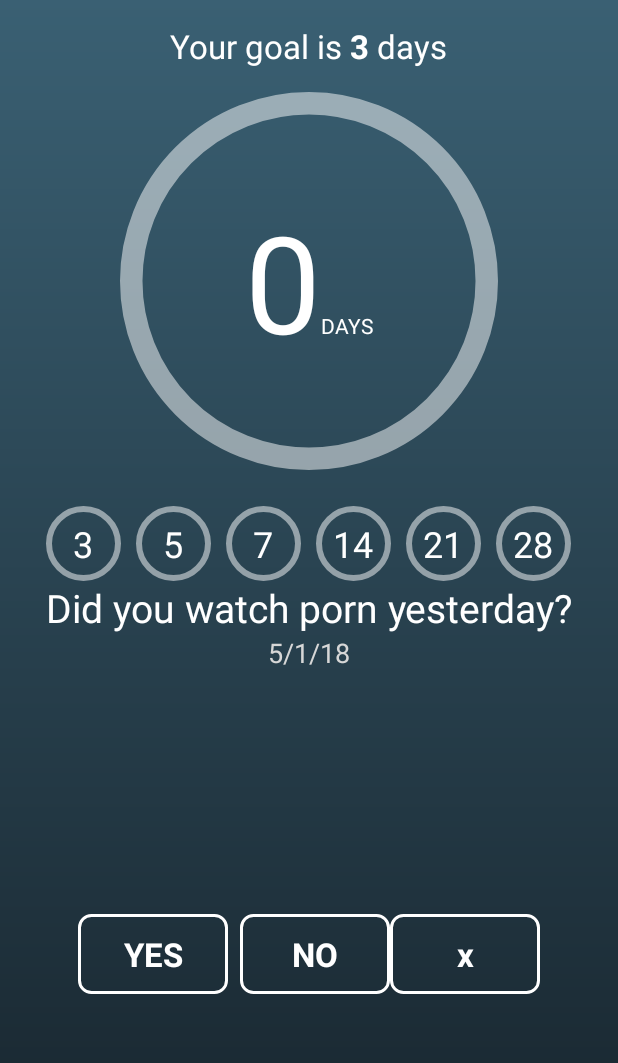
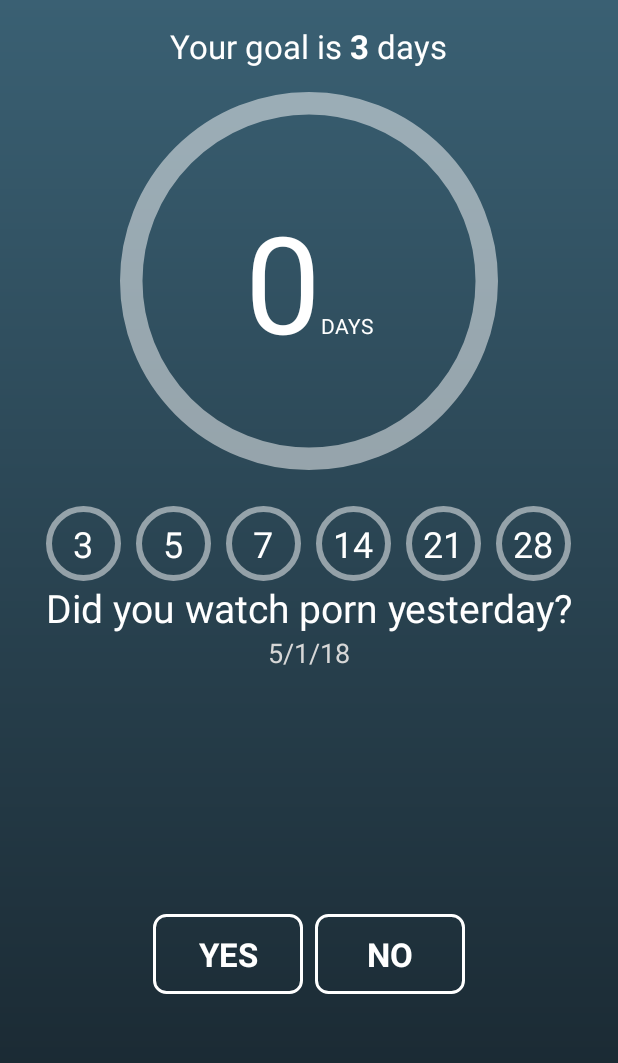
Before and after one commit to xvasko/pornstats, an Android app: the fragment Tab1 shown on its own in the app's theme, on a phone screen of 412 x 824 dp. Shown: the top 1063 px of the screen. Run offline under Robolectric (Android 15) with nearby library versions, the phone set to English and light mode, and no system bars; our stand-ins replace AdMob.

Commit message:
release 1.3

```diff
--- a/app/build.gradle
+++ b/app/build.gradle
@@ -6,8 +6,8 @@ android {
         applicationId "com.matejvasko.pornstat"
         minSdkVersion 19
         targetSdkVersion 27
-        versionCode 1
-        versionName "1.0"
+        versionCode 3
+        versionName "1.3"
         testInstrumentationRunner "android.support.test.runner.AndroidJUnitRunner"
     }
     buildTypes {
--- a/app/src/main/java/com/matejvasko/pornstat/BootReceiver.java
+++ b/app/src/main/java/com/matejvasko/pornstat/BootReceiver.java
@@ -20,7 +20,6 @@ public class BootReceiver extends BroadcastReceiver {
             //// TODO: use calendar.add(Calendar.SECOND,MINUTE,HOUR, int);
             calendar.add(Calendar.SECOND, 20);
 
-            Toast.makeText(context.getApplicationContext(), "START", Toast.LENGTH_LONG).show();
             //ALWAYS recompute the calendar after using add, set, roll
             wakefulReceiver = new WakefulReceiver();
             wakefulReceiver.setAlarm(context.getApplicationContext(),  false);
--- a/app/src/main/java/com/matejvasko/pornstat/SplashScreen.java
+++ b/app/src/main/java/com/matejvasko/pornstat/SplashScreen.java
@@ -23,7 +23,7 @@ public class SplashScreen extends AppCompatActivity {
                 Intent mainActivityIntent = new Intent(SplashScreen.this, MainActivity.class);
                 startActivity(mainActivityIntent);
             }
-        }, 1000);
+        }, 500);
 
     }
 }
--- a/app/src/main/java/com/matejvasko/pornstat/Tab1.java
+++ b/app/src/main/java/com/matejvasko/pornstat/Tab1.java
@@ -117,23 +117,12 @@ public class Tab1 extends Fragment {
         MobileAds.initialize(getContext(), "ca-app-pub-9861673834715515~9871538949");
 
         mAdView = getActivity().findViewById(R.id.adView);
-        AdRequest adRequest = new AdRequest.Builder().addTestDevice("9F16DA0A735C9B0DBB4412A8FA4B6972").build();
+        AdRequest adRequest = new AdRequest.Builder().build();
         mAdView.loadAd(adRequest);
 
     }
 
     private void prepareUI() {
-        travel = getView().findViewById(R.id.travel);
-        travel.setOnClickListener(new View.OnClickListener() {
-            @Override
-            public void onClick(View v) {
-                editor.putBoolean("wasAnsweredToday", false);
-                editor.commit();
-                showTodayUI();
-            }
-        });
-
-
         question = getView().findViewById(R.id.question_text_view);
         date = getView().findViewById(R.id.date_text_view);
         daysOfCurrentChallenge = getView().findViewById(R.id.days_of_current_challenge_text_view);
--- a/app/src/main/res/layout/fragment_tab1.xml
+++ b/app/src/main/res/layout/fragment_tab1.xml
@@ -318,13 +318,6 @@
             android:layout_gravity="center_vertical"
             android:layout_marginLeft="4dp"
             android:text="NO" />
-
-        <Button
-            android:id="@+id/travel"
-            android:layout_width="wrap_content"
-            android:layout_height="wrap_content"
-
-            android:text="x" />
     </LinearLayout>
 
 
```
Also changed, not shown: app/src/main/java/com/matejvasko/pornstat/Tab2.java (+5 -6 lines), 2 other files.
